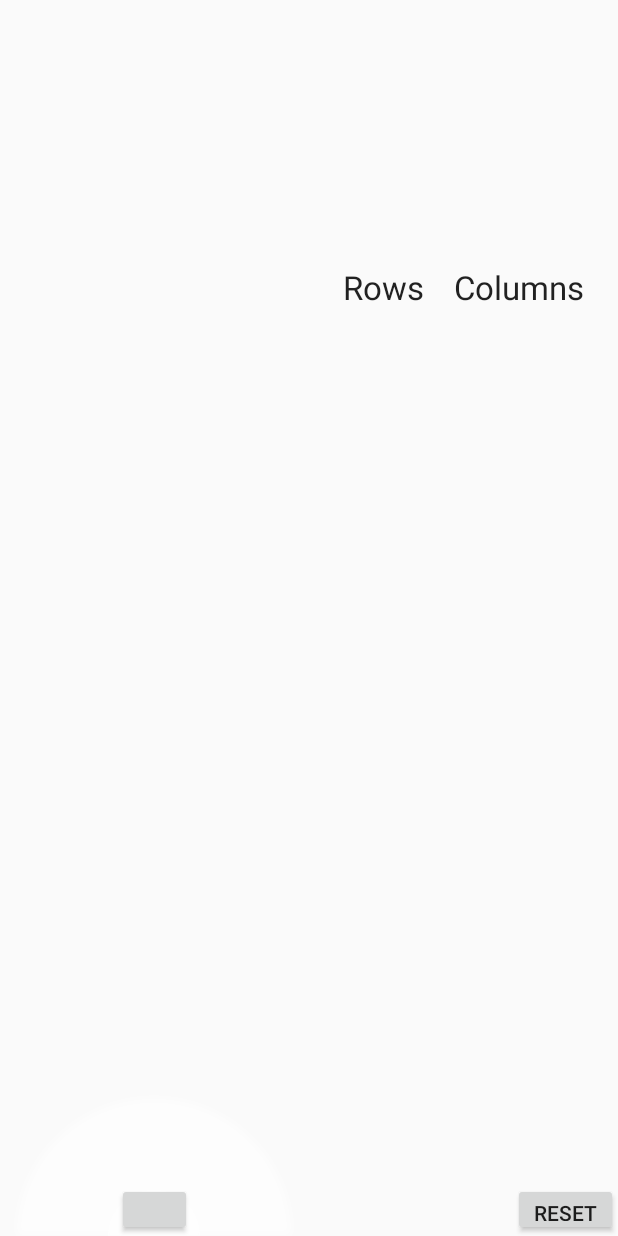
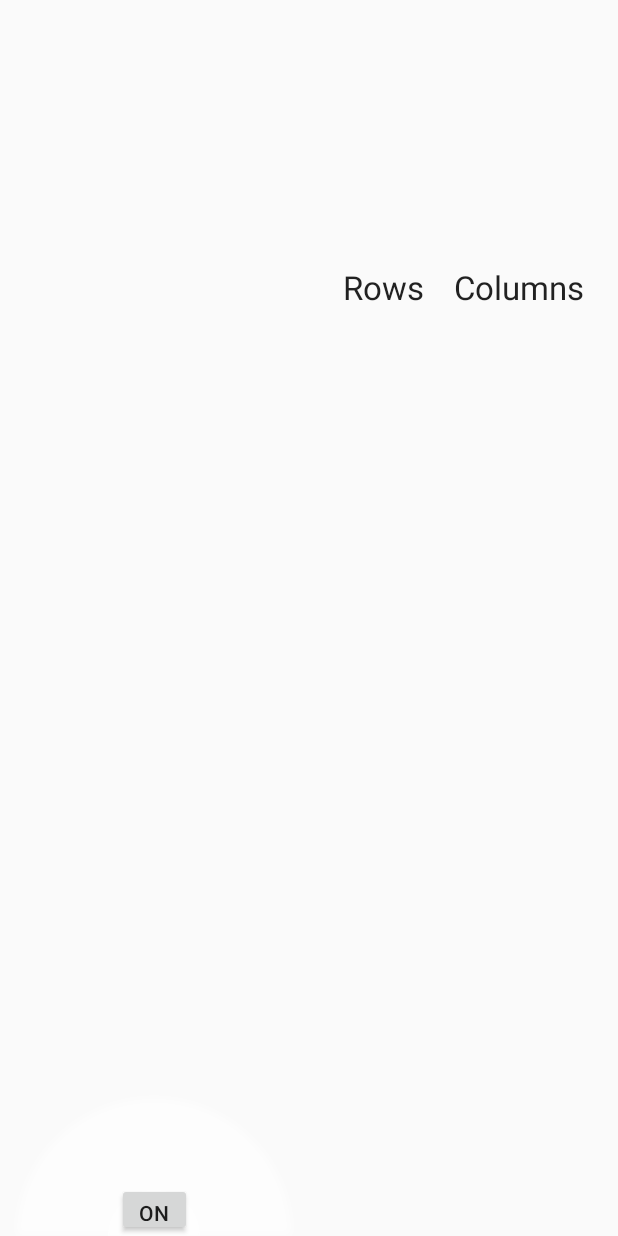
Before and after one commit to Kritten/touchpivot, an Android app: the screen it shows after launch (MainActivity), after a tap on an icon or button, on a phone screen of 412 x 824 dp. Run offline under Robolectric (Android 15) with nearby library versions, the phone set to English and light mode, and no system bars; libraries missing offline, so code that uses them is left out: com.github.mikephil.charting; 12 statements that could not run were skipped.

Commit message:
removed reset button

```diff
--- a/app/src/main/java/de/uni_weimar/touchpivot/MainActivity.java
+++ b/app/src/main/java/de/uni_weimar/touchpivot/MainActivity.java
@@ -130,10 +130,13 @@ public class MainActivity extends AppCompatActivity{
         if (fanActivated){
             mMenu.setVisibility(View.GONE);
             mMenu.dismissMenu();
+            dataManager.setPivot("");
+            fanMenuButton.setText("reset");
             fanActivated = false;
         } else {
             mMenu.setVisibility(View.VISIBLE);
             mMenu.showMenu();
+            fanMenuButton.setText("on");
             fanActivated = true;
         }
     }
--- a/app/src/main/res/layout/activity_main.xml
+++ b/app/src/main/res/layout/activity_main.xml
@@ -34,12 +34,15 @@
             android:layout_height="match_parent"
             android:padding="5dp"
             android:visibility="gone" />
-
-
-
-
+        <Button
+            android:id="@+id/reset_button"
+            android:layout_width="68dp"
+            android:text="Reset"
+            android:visibility="gone"
+            android:layout_height="35dp"
+            android:layout_alignParentRight="true"
+            android:layout_alignParentBottom="true" />
     </RelativeLayout>
-
 
     <LinearLayout
         android:id="@+id/rootView"
@@ -47,8 +50,6 @@
         android:layout_height="match_parent"
         android:layout_weight="1"
         android:orientation="vertical">
-
-
         <RelativeLayout
             android:id="@+id/layout_graph_top"
             android:layout_width="match_parent"
@@ -122,13 +123,7 @@
             android:layout_width="match_parent"
             android:layout_height="match_parent"
             android:layout_weight="1">
-            <Button
-                android:id="@+id/reset_button"
-                android:layout_width="70dp"
-                android:text="Reset"
-                android:layout_height="35dp"
-                android:layout_alignParentRight="true"
-                android:layout_alignParentBottom="true" />
+
         </RelativeLayout>
     </LinearLayout>
 </LinearLayout >
```
